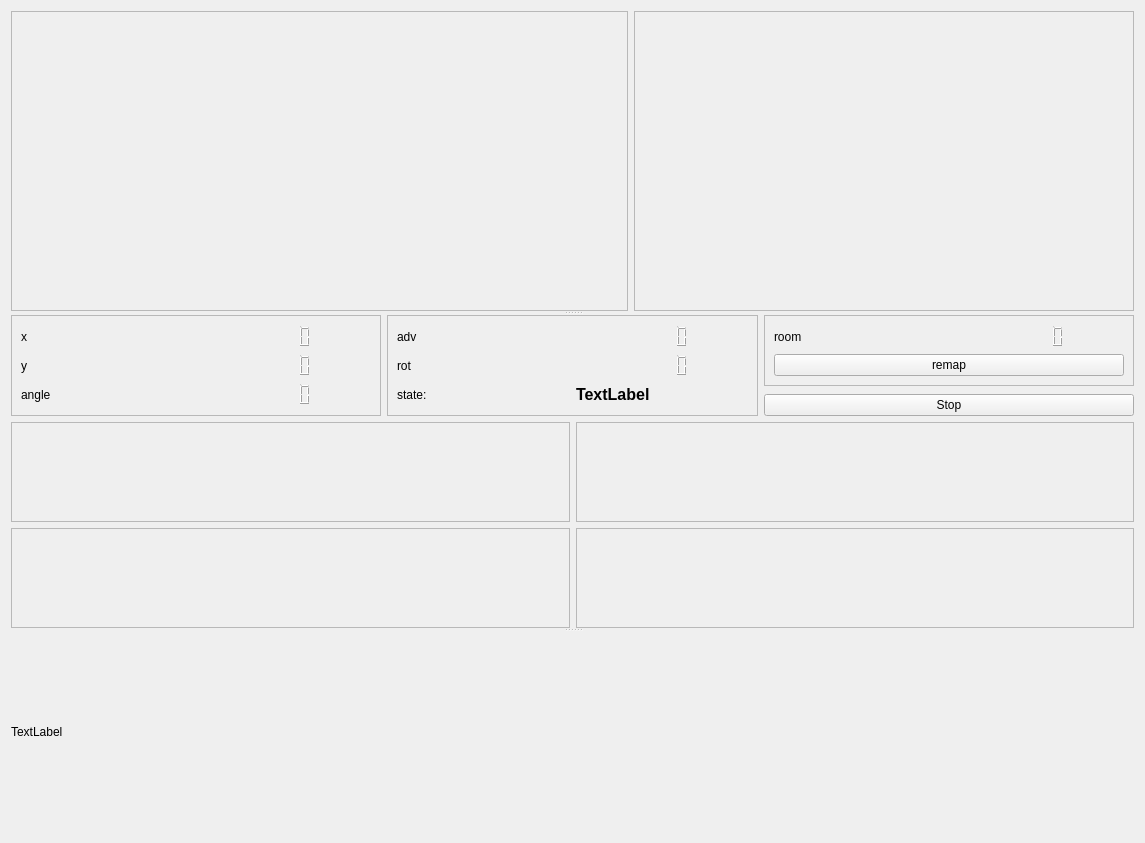
This is components/room_detector_pytorch_cpp/src/mainUI.ui in robocomp/robocomp-shadow as Qt 5 draws it before an edit. The edited form follows.
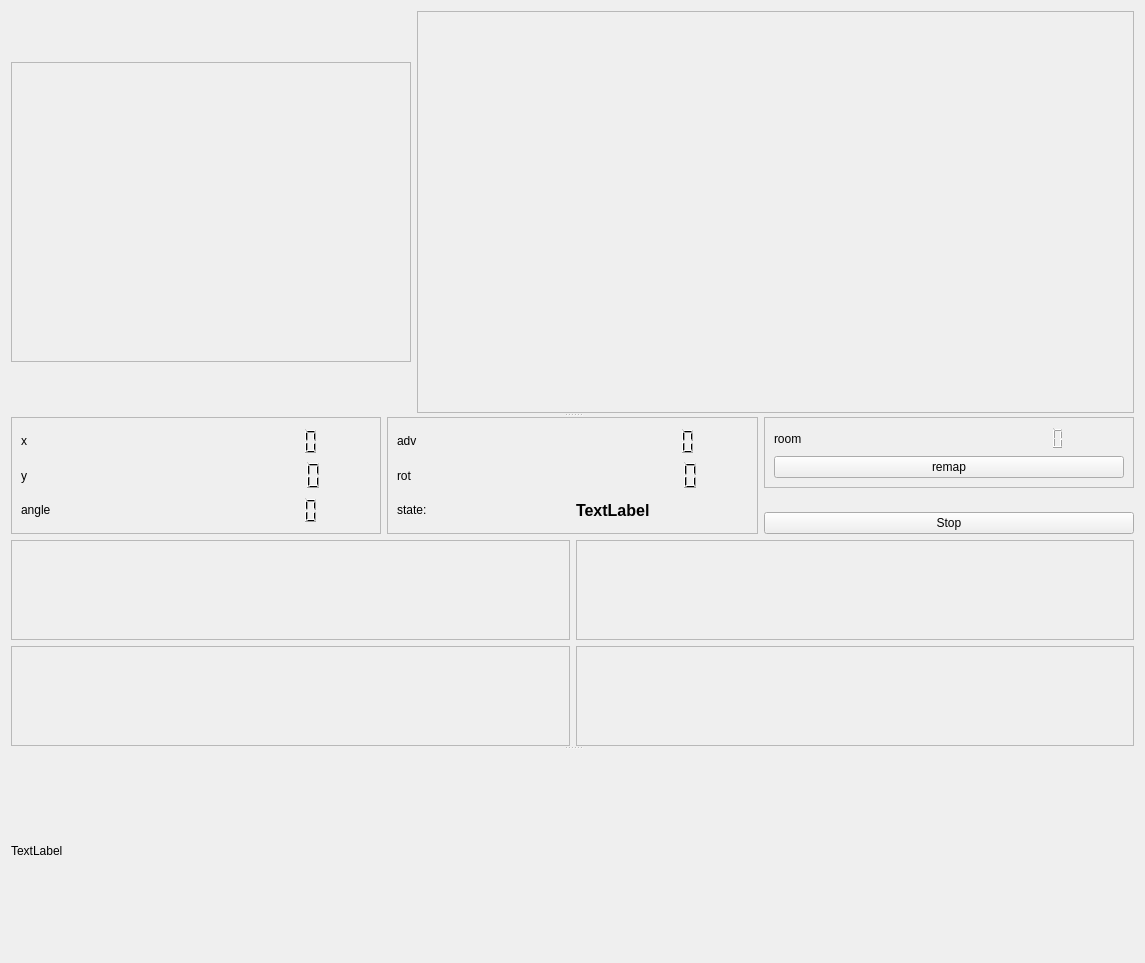
This is the edited form.

```diff
--- a/components/room_detector_pytorch_cpp/src/mainUI.ui
+++ b/components/room_detector_pytorch_cpp/src/mainUI.ui
@@ -7,7 +7,7 @@
     <x>0</x>
     <y>0</y>
     <width>1145</width>
-    <height>768</height>
+    <height>963</height>
    </rect>
   </property>
   <property name="minimumSize">
@@ -25,7 +25,7 @@
      <property name="orientation">
       <enum>Qt::Vertical</enum>
      </property>
-     <widget class="QWidget" name="">
+     <widget class="QWidget" name="layoutWidget">
       <layout class="QVBoxLayout" name="verticalLayout_9">
        <item>
         <widget class="QSplitter" name="splitter">
@@ -44,6 +44,12 @@
              </property>
              <property name="minimumSize">
               <size>
+               <width>300</width>
+               <height>300</height>
+              </size>
+             </property>
+             <property name="maximumSize">
+              <size>
                <width>400</width>
                <height>300</height>
               </size>
@@ -61,7 +67,7 @@
              <property name="minimumSize">
               <size>
                <width>500</width>
-               <height>300</height>
+               <height>400</height>
               </size>
              </property>
              <property name="frameShape">
```
